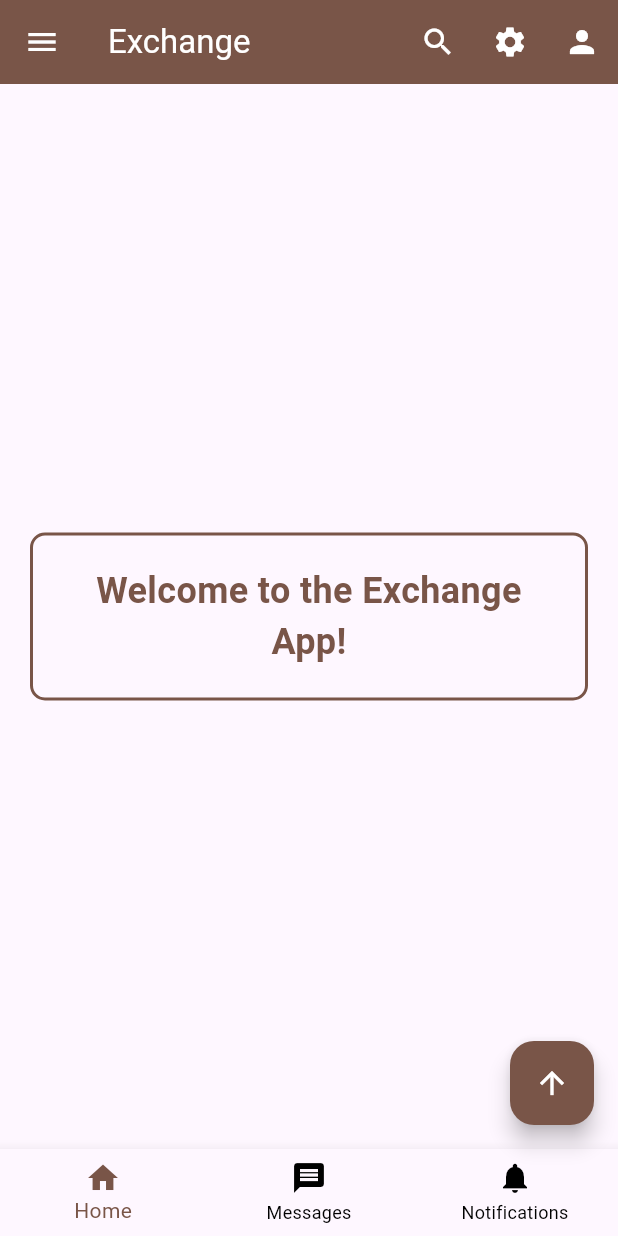
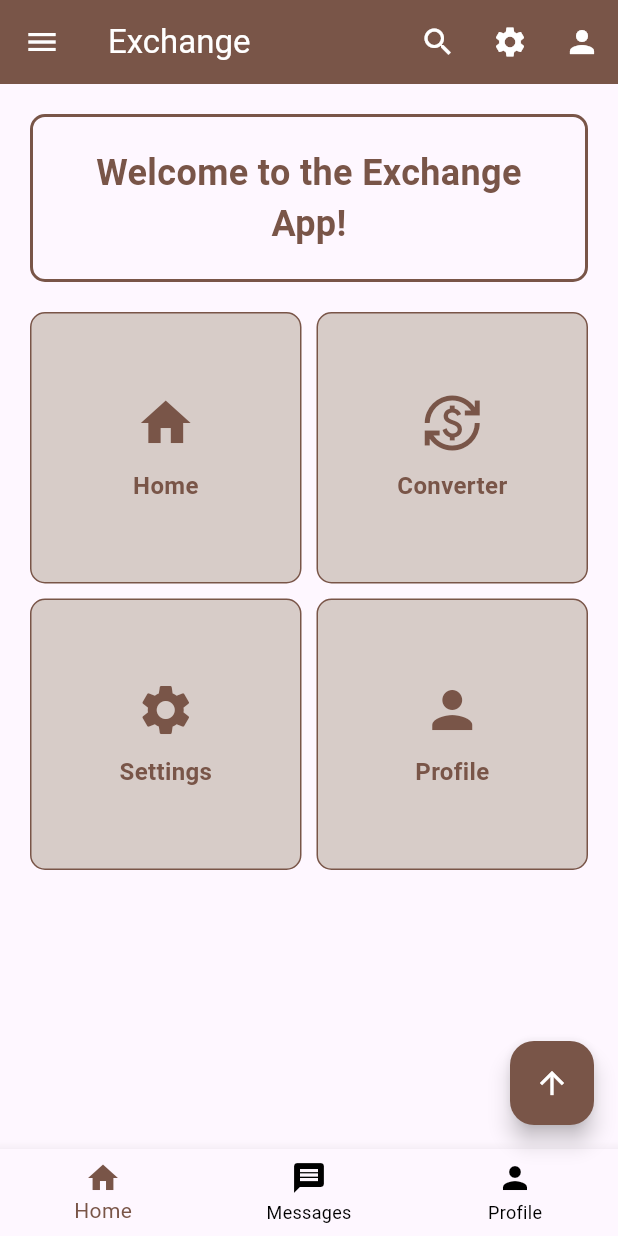
Before and after one commit to THaque-mahdi/assignment5, a Flutter app: the screen it shows after launch, on a phone screen of 412 x 824 dp. Run offline on Flutter 3.47's test engine with Material 3 defaults, Android fonts, the phone set to English and light mode, and no system bars.

Commit message:
homepage.dart

```diff
--- a/lib/homepage.dart
+++ b/lib/homepage.dart
@@ -43,11 +43,11 @@ class HomePage extends StatelessWidget {
         child: ListView(
           padding: EdgeInsets.zero,
           children: [
-            DrawerHeader(
+            const DrawerHeader(
               decoration: BoxDecoration(
                 color: Colors.brown,
               ),
-              child: const Text(
+              child: Text(
                 'Menu',
                 style: TextStyle(
                   color: Colors.white,
@@ -56,14 +56,17 @@ class HomePage extends StatelessWidget {
               ),
             ),
             ListTile(
-              leading: Icon(Icons.home),
+              leading: const Icon(Icons.home),
               title: const Text('Home'),
               onTap: () {
-                Navigator.pop(context);
+                Navigator.push(
+                  context,
+                  MaterialPageRoute(builder: (context) => const HomePage()),
+                );
               },
             ),
             ListTile(
-              leading: Icon(Icons.currency_exchange),
+              leading: const Icon(Icons.currency_exchange),
               title: const Text('Currency Converter'),
               onTap: () {
                 Navigator.push(
@@ -76,27 +79,45 @@ class HomePage extends StatelessWidget {
         ),
       ),
 
-      body: Center(
-        child: Container(
-          margin: const EdgeInsets.all(20.0), // Adds margin around the container
-          padding: const EdgeInsets.all(20.0), // Adds padding inside the container
+      body: ListView(
+        padding: const EdgeInsets.all(20),
+        children: [
+          Container(
+            margin: const EdgeInsets.only(bottom: 20),
+            padding: const EdgeInsets.all(20),
             decoration: BoxDecoration(
               border: Border.all(
-              color: Colors.brown, // Border color
-              width: 2.0, // Border width
+                color: Colors.brown,
+                width: 2.0,
               ),
-            borderRadius: BorderRadius.circular(10.0), // Rounded corners
+              borderRadius: BorderRadius.circular(10),
             ),
             child: const Text(
               "Welcome to the Exchange App!",
               textAlign: TextAlign.center,
               style: TextStyle(
-              fontSize: 24.0,
+                fontSize: 24,
                 fontWeight: FontWeight.bold,
                 color: Colors.brown,
               ),
             ),
           ),
+
+          // Now inside ListView, add GridView
+          GridView.count(
+            crossAxisCount: 2,
+            shrinkWrap: true,
+            physics: const NeverScrollableScrollPhysics(), // Important! Disable GridView's scroll inside ListView
+            crossAxisSpacing: 10,
+            mainAxisSpacing: 10,
+            children: [
+              _buildGridItem(context, Icons.home, 'Home'),
+              _buildGridItem(context, Icons.currency_exchange, 'Converter'),
+              _buildGridItem(context, Icons.settings, 'Settings'),
+              _buildGridItem(context, Icons.person, 'Profile'),
+            ],
+          ),
+        ],
       ),
 
       bottomNavigationBar: BottomNavigationBar(
@@ -106,7 +127,7 @@ class HomePage extends StatelessWidget {
           } else if (index == 1) {
             mysnackBar("Message", context);
           } else if (index == 2) {
-            mysnackBar("Notification", context);
+            mysnackBar("Profile", context);
           }
         },
         selectedItemColor: Colors.brown,
@@ -121,8 +142,8 @@ class HomePage extends StatelessWidget {
             label: "Messages",
           ),
           BottomNavigationBarItem(
-            icon: Icon(Icons.notifications),
-            label: "Notifications",
+            icon: Icon(Icons.person),
+            label: "Profile",
           ),
         ],
       ),
@@ -133,7 +154,38 @@ class HomePage extends StatelessWidget {
         },
         backgroundColor: Colors.brown,
         foregroundColor: Colors.white,
-        child: Icon(Icons.arrow_upward),
+        child: const Icon(Icons.arrow_upward),
+      ),
+    );
+  }
+
+  // Small widget builder for Grid items
+  Widget _buildGridItem(BuildContext context, IconData icon, String title) {
+    return InkWell(
+      onTap: () {
+        mysnackBar(title, context);
+      },
+      child: Container(
+        decoration: BoxDecoration(
+          color: Colors.brown.shade100,
+          borderRadius: BorderRadius.circular(10),
+          border: Border.all(color: Colors.brown, width: 1),
+        ),
+        child: Column(
+          mainAxisAlignment: MainAxisAlignment.center,
+          children: [
+            Icon(icon, size: 40, color: Colors.brown),
+            const SizedBox(height: 10),
+            Text(
+              title,
+              style: const TextStyle(
+                fontSize: 16,
+                color: Colors.brown,
+                fontWeight: FontWeight.bold,
+              ),
+            ),
+          ],
+        ),
       ),
     );
   }
```
Lines whose indentation alone changed are shown as unchanged.
